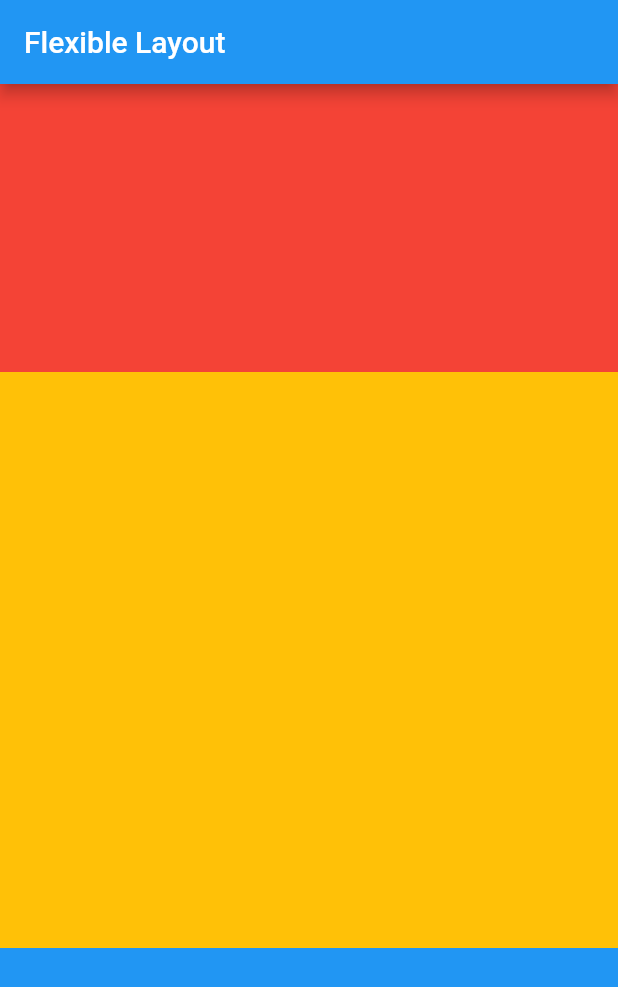
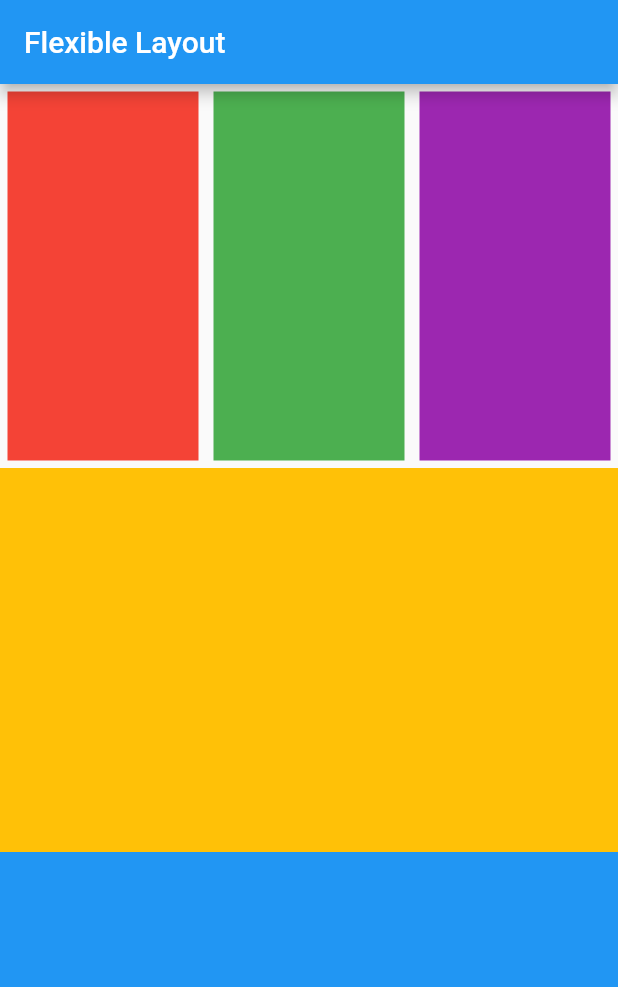
Before and after one commit to Rillwz/latihan_fleksibel_layout, a Flutter app: the screen it shows after launch, on a phone screen of 412 x 824 dp. Shown: the top 987 px of the screen. Run offline on Flutter 3.47's test engine with Material 2 defaults, Android fonts, the phone set to English and light mode, and no system bars.

Commit message:
Fleksibel Layout

```diff
--- a/lib/main.dart
+++ b/lib/main.dart
@@ -18,12 +18,34 @@ class MyApp extends StatelessWidget {
           children: [
             Flexible(
               flex: 1,
-              child: Container(
-                color: Colors.red,
+              child: Row(
+                children: [
+                  Flexible(
+                    flex: 1,
+                    child: Container(
+                      margin: EdgeInsets.all(5),
+                      color: Colors.red,
+                    ),
+                  ),
+                  Flexible(
+                    flex: 1,
+                    child: Container(
+                      margin: EdgeInsets.all(5),
+                      color: Colors.green,
+                    ),
+                  ),
+                  Flexible(
+                    flex: 1,
+                    child: Container(
+                      margin: EdgeInsets.all(5),
+                      color: Colors.purple,
+                    ),
+                  ),
+                ],
               ),
             ),
             Flexible(
-              flex: 2,
+              flex: 1,
               child: Container(
                 color: Colors.amber,
               ),
```
